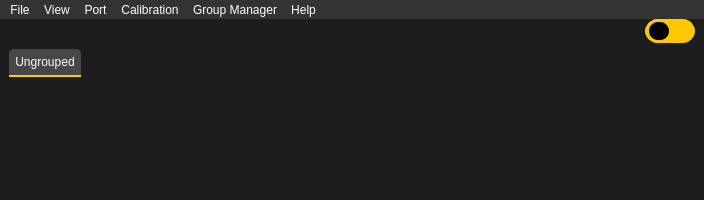
IlyaZh/Maiman-MCBS, file multibench/mainwindow.ui: the form before one commit.
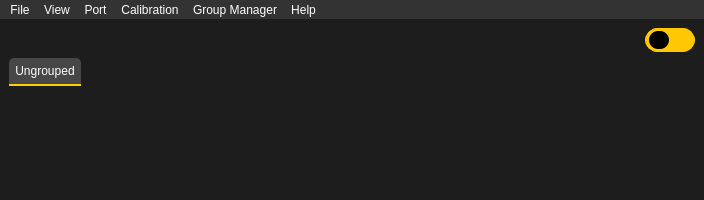
The form after the commit.

```diff
--- a/multibench/mainwindow.ui
+++ b/multibench/mainwindow.ui
@@ -71,7 +71,7 @@
    </property>
    <layout class="QGridLayout" name="gridLayout_2">
     <property name="topMargin">
-     <number>0</number>
+     <number>9</number>
     </property>
     <property name="rightMargin">
      <number>9</number>
@@ -276,7 +276,7 @@
              <x>0</x>
              <y>0</y>
              <width>680</width>
-             <height>92</height>
+             <height>83</height>
             </rect>
            </property>
           </widget>
```
